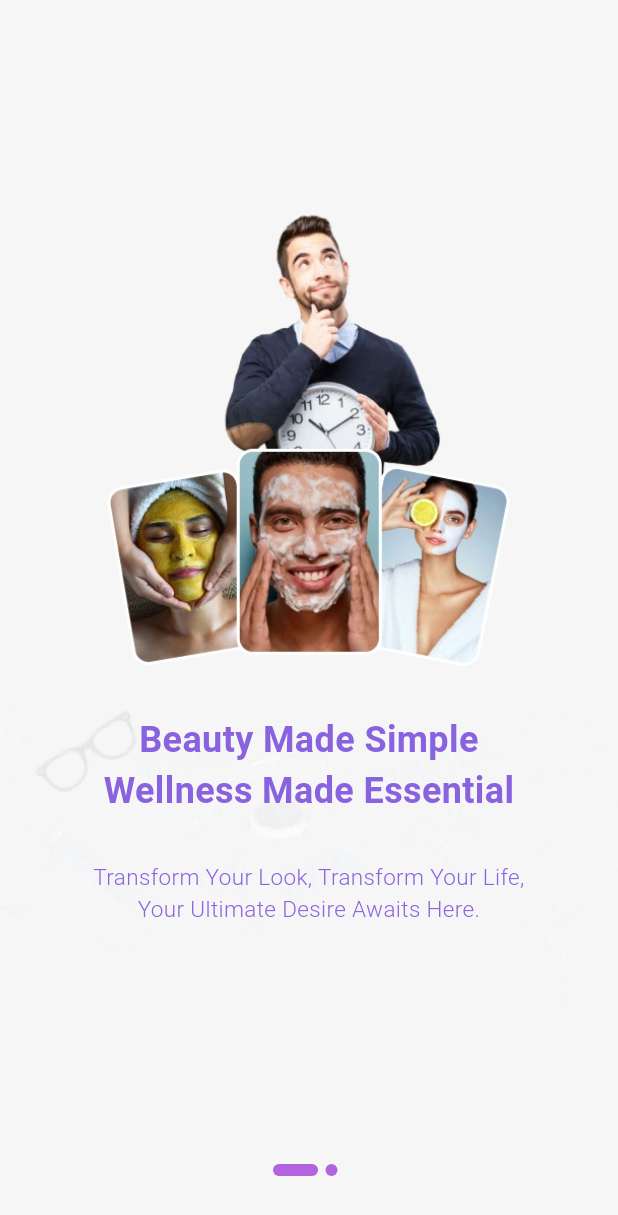
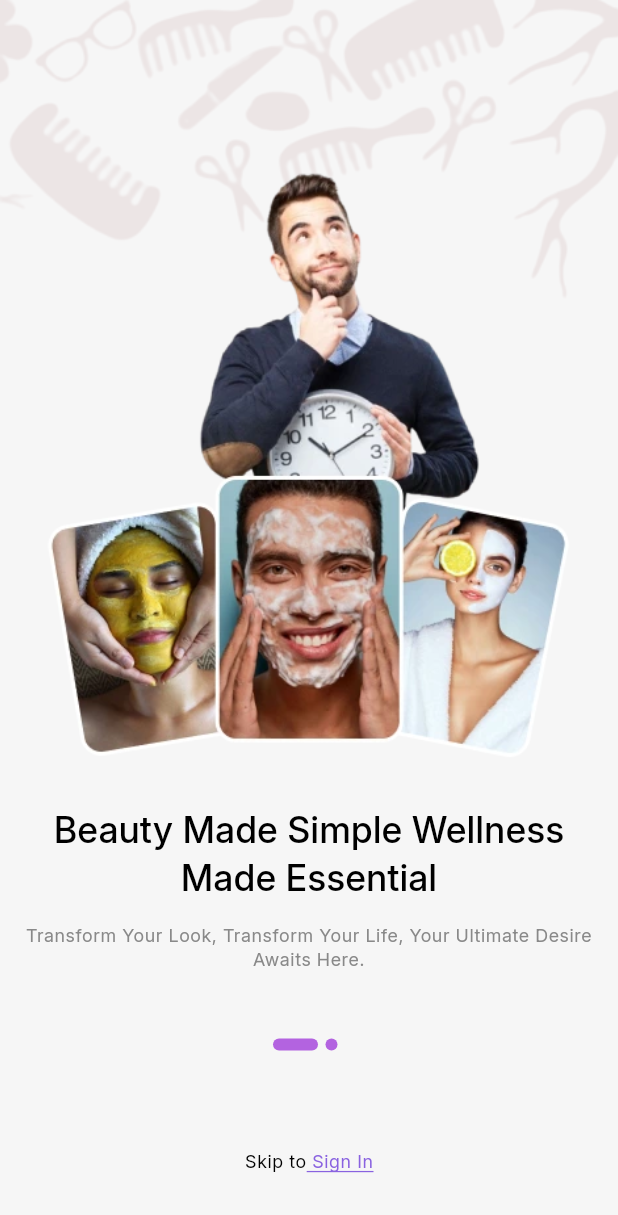
Before and after one commit to malachieborohoul/glamee, a Flutter app: the screen it shows after launch, on a phone screen of 412 x 824 dp. Shown: the top 1215 px of the screen. Run offline on Flutter 3.47's test engine with Material 3 defaults, Android fonts, the phone set to English and light mode, and no system bars; our stand-ins replace equatable, flutter_bloc, flutter_svg, fpdart, get_it, google_sign_in and 5 more; accounts and stored records are empty; project files that could hold a hidden picture were left out.

Commit message:
Onboarding screen done

```diff
--- a/lib/features/auth/presentation/screens/onboarding_screen.dart
+++ b/lib/features/auth/presentation/screens/onboarding_screen.dart
@@ -1,15 +1,14 @@
-
 import 'package:flutter/material.dart';
 import 'package:glamee/core/common/widgets/custom_button.dart';
 import 'package:glamee/core/contants/constants.dart';
+import 'package:glamee/core/contants/padding.dart';
 import 'package:glamee/core/theme/app_palette.dart';
 import 'package:glamee/features/auth/presentation/screens/signin_screen.dart';
-
+import 'package:glamee/features/auth/presentation/widgets/custom_rich_text.dart';
 
 import 'package:shared_preferences/shared_preferences.dart';
 
 class OnboardingScreen extends StatefulWidget {
-
   static route() => PageRouteBuilder(pageBuilder: (_, animation, __) {
         return FadeTransition(
           opacity: animation,
@@ -17,7 +16,6 @@ class OnboardingScreen extends StatefulWidget {
         );
       });
   const OnboardingScreen({super.key});
-
 
   @override
   State<OnboardingScreen> createState() => _OnboardingScreenState();
@@ -47,14 +45,11 @@ class _OnboardingScreenState extends State<OnboardingScreen> {
 
   @override
   Widget build(BuildContext context) {
+    final size = MediaQuery.of(context).size;
     return Scaffold(
-
       body: Stack(
         alignment: Alignment.bottomCenter,
         children: [
-          Image.asset(
-              '${Constants.assetImg}background.webp',
-            ),
           PageView(
             onPageChanged: (int page) {
               setState(() {
@@ -66,7 +61,8 @@ class _OnboardingScreenState extends State<OnboardingScreen> {
               makePage(
                 image: "group.webp",
                 title: "Beauty Made Simple Wellness Made Essential",
-                content: "Transform Your Look, Transform Your Life, Your Ultimate Desire Awaits Here.",
+                content:
+                    "Transform Your Look, Transform Your Life, Your Ultimate Desire Awaits Here.",
               ),
               makePage(
                   image: "graph.webp",
@@ -78,11 +74,31 @@ class _OnboardingScreenState extends State<OnboardingScreen> {
             ],
           ),
           Container(
-            margin: const EdgeInsets.only(bottom: 40),
+            margin: EdgeInsets.only(bottom: size.height * .15),
             child: Row(
               mainAxisAlignment: MainAxisAlignment.center,
               children: _buildIndicator(),
             ),
+          ),
+          currentIndex < 1
+              ? Container(
+                  margin: EdgeInsets.only(bottom: size.height * .05),
+                  child: CustomRichText(
+                    primaryText: "Skip to",
+                    secondaryText: " Sign In",
+                    onTap: () {
+                      Navigator.push(context, SigninScreen.route());
+                    },
+                  ),
+                )
+              : Padding(
+                  padding: EdgeInsets.only(
+                    bottom: size.height * .05,
+                    left: AppPadding.appPadding,
+                    right: AppPadding.appPadding,
+                  ),
+                  child:
+                      CustomButton(buttonText: "Get Started", onPressed: () {}),
                 )
         ],
       ),
@@ -91,13 +107,23 @@ class _OnboardingScreenState extends State<OnboardingScreen> {
 
   Widget makePage(
       {image, title, content, button = false, SharedPreferences? prefs}) {
-    return Container(
-      padding: const EdgeInsets.only(left: 50, right: 50, bottom: 50),
+    return Stack(
+      children: [
+        Image.asset(
+          color: const Color.fromARGB(255, 236, 229, 229),
+          '${Constants.assetImg}background.webp',
+        ),
+        Container(
+          padding: const EdgeInsets.only(
+              left: AppPadding.appPadding,
+              right: AppPadding.appPadding,
+              bottom: 50),
           child: Column(
             mainAxisAlignment: MainAxisAlignment.center,
             children: [
               Padding(
-            padding: const EdgeInsets.symmetric(horizontal: 20),
+                padding: const EdgeInsets.symmetric(
+                    horizontal: AppPadding.appPadding),
                 child: Image.asset(
                   Constants.assetImg + image,
                 ),
@@ -107,38 +133,27 @@ class _OnboardingScreenState extends State<OnboardingScreen> {
               ),
               Text(
                 title,
-            style: const TextStyle(
-                color: AppPalette.gradient1, fontSize: 24, fontWeight: FontWeight.bold),
+                style: Theme.of(context).textTheme.headlineSmall!,
+                textAlign: TextAlign.center,
+              ),
+              const SizedBox(
+                height: AppPadding.miniSpacer,
+              ),
+              Text(
+                content,
+                style: Theme.of(context)
+                    .textTheme
+                    .bodySmall!
+                    .copyWith(color: AppPalette.greyColor),
                 textAlign: TextAlign.center,
               ),
               const SizedBox(
                 height: 30,
               ),
-          Text(
-            content,
-            style: const TextStyle(
-                color: AppPalette.gradient1, fontSize: 15, fontWeight: FontWeight.w300),
-            textAlign: TextAlign.center,
-          ),
-          const SizedBox(
-            height: 30,
-          ),
-          button == false
-              ? Container()
-              : GestureDetector(
-                  onTap: () {
-                    // Provider.of<NumberEntryProvider>(context, listen: false)
-                    //     .setCount(1);
-
-                    // introApp.num = 1;
-                    prefs!.setString('x-auth-token', '');
-
-                    Navigator.pushReplacement(
-                        context, SigninScreen.route());
-                  },
-                  child:  CustomButton( buttonText: "Commençons", onPressed: (){},))
             ],
           ),
+        ),
+      ],
     );
   }
 
@@ -149,7 +164,8 @@ class _OnboardingScreenState extends State<OnboardingScreen> {
         width: isActive ? 30 : 8,
         margin: const EdgeInsets.only(right: 5),
         decoration: BoxDecoration(
-            color: AppPalette.gradient2, borderRadius: BorderRadius.circular(5)));
+            color: AppPalette.gradient2,
+            borderRadius: BorderRadius.circular(5)));
   }
 
   List<Widget> _buildIndicator() {
--- a/lib/features/auth/presentation/screens/signin_screen.dart
+++ b/lib/features/auth/presentation/screens/signin_screen.dart
@@ -11,6 +11,7 @@ import 'package:glamee/features/auth/presentation/screens/signup_screen.dart';
 import 'package:glamee/features/auth/presentation/screens/splash_screen.dart';
 import 'package:glamee/features/auth/presentation/widgets/custom_button_social.dart';
 import 'package:glamee/features/auth/presentation/widgets/custom_divider_with_text.dart';
+import 'package:glamee/features/auth/presentation/widgets/custom_rich_text.dart';
 
 class SigninScreen extends StatefulWidget {
   static route() => PageRouteBuilder(pageBuilder: (_, animation, __) {
@@ -165,29 +166,34 @@ class _SigninScreenState extends State<SigninScreen> {
                         const SizedBox(
                           height: AppPadding.miniSpacer,
                         ),
-                        GestureDetector(
-                          onTap: () {
+
+                        CustomRichText(primaryText: "Don't you have an account?", secondaryText: "Sign Up", onTap: (){
                             Navigator.push(context, SignupSreen.route());
-                          },
-                          child: RichText(
-                              text: TextSpan(
-                                  text: "Don't you have an account? ",
-                                  style: Theme.of(context)
-                                      .textTheme
-                                      .bodySmall
-                                      ?.copyWith(color: Colors.black),
-                                  children: [
-                                TextSpan(
-                                  text: "Sign Up",
-                                  style: Theme.of(context)
-                                      .textTheme
-                                      .bodySmall
-                                      ?.copyWith(
-                                          color: AppPalette.gradient1,
-                                          decoration: TextDecoration.underline),
-                                )
-                              ])),
-                        )
+
+                        },)
+                        // GestureDetector(
+                        //   onTap: () {
+                        //     Navigator.push(context, SignupSreen.route());
+                        //   },
+                        //   child: RichText(
+                        //       text: TextSpan(
+                        //           text: "Don't you have an account? ",
+                        //           style: Theme.of(context)
+                        //               .textTheme
+                        //               .bodySmall
+                        //               ?.copyWith(color: Colors.black),
+                        //           children: [
+                        //         TextSpan(
+                        //           text: "Sign Up",
+                        //           style: Theme.of(context)
+                        //               .textTheme
+                        //               .bodySmall
+                        //               ?.copyWith(
+                        //                   color: AppPalette.gradient1,
+                        //                   decoration: TextDecoration.underline),
+                        //         )
+                        //       ])),
+                        // )
                       ],
                     ),
                   );
--- /dev/null
+++ b/lib/features/auth/presentation/widgets/custom_rich_text.dart
@@ -0,0 +1,43 @@
+import 'package:flutter/material.dart';
+import 'package:glamee/core/theme/app_palette.dart';
+
+class CustomRichText extends StatelessWidget {
+  final String primaryText;
+  final String secondaryText;
+  final TextStyle? primaryTextStyle;
+  final TextStyle? secondaryTextStyle;
+  final VoidCallback? onTap; // Pour gérer le clic sur le texte secondaire
+
+  const CustomRichText({
+    super.key,
+    required this.primaryText,
+    required this.secondaryText,
+    this.primaryTextStyle,
+    this.secondaryTextStyle,
+    this.onTap,
+  });
+
+  @override
+  Widget build(BuildContext context) {
+    return GestureDetector(
+      onTap: onTap,
+      child: RichText(
+        text: TextSpan(
+          text: primaryText,
+          style: primaryTextStyle ?? Theme.of(context).textTheme.bodySmall?.copyWith(color: Colors.black),
+          children: [
+            TextSpan(
+              text: secondaryText,
+              style: secondaryTextStyle?.copyWith(decoration: TextDecoration.underline) ??
+                  Theme.of(context).textTheme.bodySmall?.copyWith(
+                                          color: AppPalette.gradient1,
+
+                    decoration: TextDecoration.underline,
+                  ),
+            ),
+          ],
+        ),
+      ),
+    );
+  }
+}
--- a/lib/features/user_profile/data/repositories/user_profile_repository_impl.dart
+++ b/lib/features/user_profile/data/repositories/user_profile_repository_impl.dart
@@ -1,7 +1,6 @@
 import 'dart:io';
 
 import 'package:fpdart/fpdart.dart';
-import 'package:glamee/core/common/entities/category.dart';
 import 'package:glamee/core/error/exceptions.dart';
 import 'package:glamee/core/error/failures.dart';
 import 'package:glamee/core/utils/typedef.dart';
--- a/lib/features/user_profile/domain/repositories/user_profile_repository.dart
+++ b/lib/features/user_profile/domain/repositories/user_profile_repository.dart
@@ -1,6 +1,5 @@
 import 'dart:io';
 
-import 'package:glamee/core/common/entities/category.dart';
 import 'package:glamee/core/common/entities/user.dart';
 import 'package:glamee/core/utils/typedef.dart';
 
--- a/lib/features/user_profile/domain/usecases/complete_user_profile.dart
+++ b/lib/features/user_profile/domain/usecases/complete_user_profile.dart
@@ -1,6 +1,5 @@
 import 'dart:io';
 
-import 'package:glamee/core/common/entities/category.dart';
 import 'package:glamee/core/common/entities/user.dart';
 import 'package:glamee/core/usecase/usecase.dart';
 import 'package:glamee/core/utils/typedef.dart';
--- a/lib/features/user_profile/presentation/bloc/user_profile/user_profile_bloc.dart
+++ b/lib/features/user_profile/presentation/bloc/user_profile/user_profile_bloc.dart
@@ -3,7 +3,6 @@ import 'dart:io';
 import 'package:equatable/equatable.dart';
 import 'package:flutter_bloc/flutter_bloc.dart';
 import 'package:glamee/core/common/cubits/app_user/app_user_cubit.dart';
-import 'package:glamee/core/common/entities/category.dart';
 import 'package:glamee/core/common/entities/user.dart';
 import 'package:glamee/features/user_profile/domain/usecases/complete_user_profile.dart';
 
--- a/lib/features/user_profile/presentation/cubits/complete_user_profile/complete_user_profile_cubit.dart
+++ b/lib/features/user_profile/presentation/cubits/complete_user_profile/complete_user_profile_cubit.dart
@@ -1,7 +1,6 @@
 import 'dart:io';
 import 'package:equatable/equatable.dart';
 import 'package:flutter_bloc/flutter_bloc.dart';
-import 'package:glamee/core/common/entities/category.dart';
 
 part 'complete_user_profile_state.dart';
 
--- a/lib/main.dart
+++ b/lib/main.dart
@@ -4,7 +4,6 @@ import 'package:glamee/core/common/cubits/app_user/app_user_cubit.dart';
 import 'package:glamee/core/theme/theme.dart';
 import 'package:glamee/features/auth/presentation/bloc/auth_bloc.dart';
 import 'package:glamee/features/auth/presentation/screens/onboarding_screen.dart';
-import 'package:glamee/features/auth/presentation/screens/splash_screen.dart';
 import 'package:glamee/features/user_profile/presentation/bloc/user_profile/user_profile_bloc.dart';
 import 'package:glamee/features/user_profile/presentation/cubits/complete_user_profile/complete_user_profile_cubit.dart';
 
```
Lines whose indentation alone changed are shown as unchanged.
